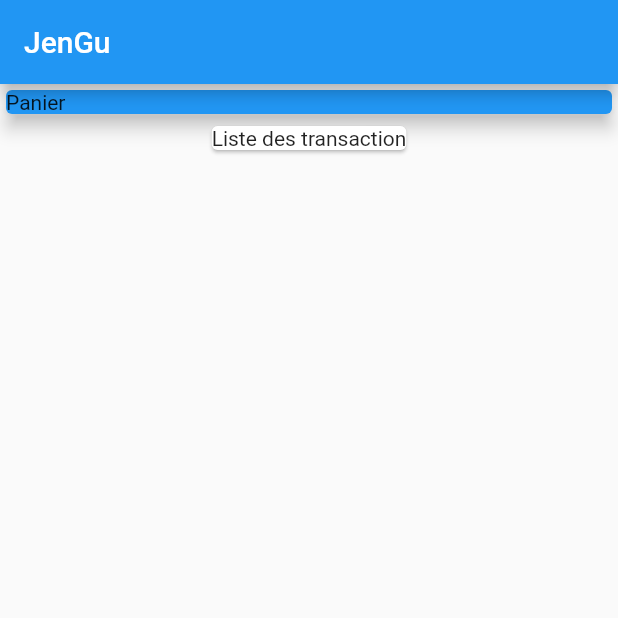
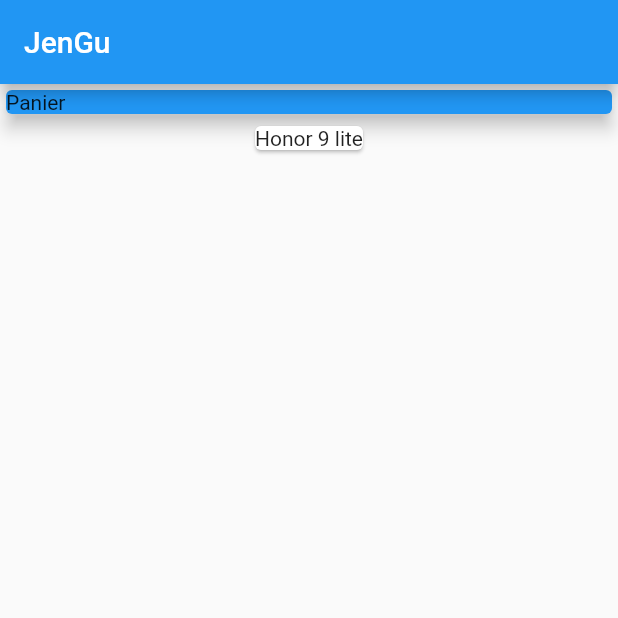
Before and after one commit to mansasidibe/flutter-management-app, a Flutter app: the screen it shows after launch, on a phone screen of 412 x 824 dp, the top half of it. Run offline on Flutter 3.47's test engine with Material 2 defaults, Android fonts, the phone set to English and light mode, and no system bars.

Commit message:
model transaction

```diff
--- a/lib/main.dart
+++ b/lib/main.dart
@@ -16,29 +16,36 @@ class MyApp extends StatelessWidget {
     );
   }
 }
+
 class MyHomePage extends StatelessWidget {
-
-  final List<Transaction> transaction = [];
-
+  final List<Transaction> transactions = [
+    Transaction(
+        id: "t1", titre: "Honor 9 lite", prix: 19000, date: DateTime.now()),
+  ];
 
   @override
   Widget build(BuildContext context) {
     return Scaffold(
-      appBar: AppBar(
-        title: Text('JenGu')
-      ),
+      appBar: AppBar(title: Text('JenGu')),
       body: Center(
         child: Column(
           children: [
             Container(
               width: double.infinity,
               child: Card(
-                color:Colors.blue,
+                color: Colors.blue,
                 child: Text('Panier'),
                 elevation: 5,
               ),
             ),
-            Card( child: Text('Liste des transaction')),
+            // AFFICHAGE DES TRANSACTIONS
+            Column(
+              children: transactions.map((trans) {
+                return Card(
+                  child: Text(trans.titre),
+                );
+              }).toList(),
+            )
           ],
         ),
       ),
--- a/lib/transaction.dart
+++ b/lib/transaction.dart
@@ -1,8 +1,16 @@
+import 'package:flutter/cupertino.dart';
+import 'package:flutter/foundation.dart';
+
+
 class Transaction {
   final String id;
   final String titre;
   final double prix;
   final DateTime date;
 
-  Transaction({this.id, this.titre, this.prix, this.date});
+  Transaction({
+    @required this.id,
+    @required this.titre,
+    @required this.prix,
+    @required this.date});
 }
```
